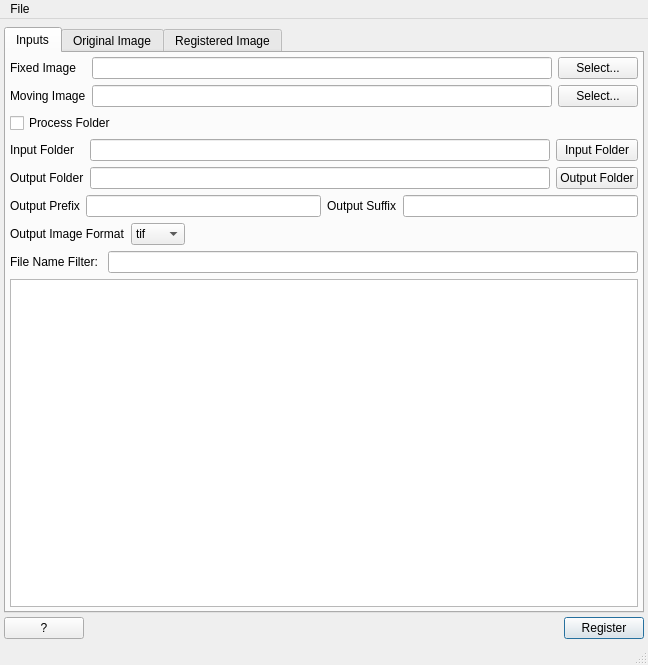
Qt form Source/CrossCorrelation/GUI/UI_Files/QCrossCorrelation.ui (vikramswri/DREAM3D) before a commit.
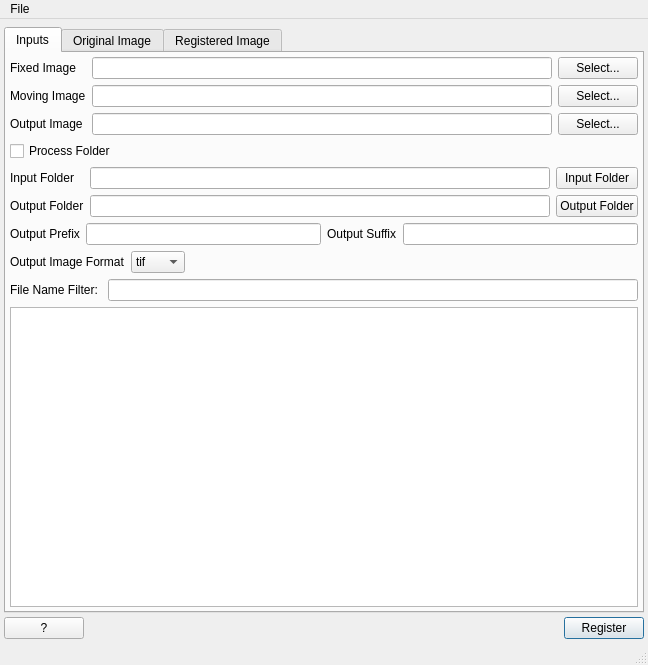
The same form after that commit. The open tabs and pages were chosen to show the change. Icons and pictures are not drawn. Custom widgets are drawn as their Qt base class.

Commit message: Removed some file checks. Added ability to designate an output directory for a single set of image registrations. Started trying to figure out why the images will not appeared scaled correctly in the QGraphicsViews after the registration.

What changed in the file:
```diff
--- a/Source/CrossCorrelation/GUI/UI_Files/QCrossCorrelation.ui
+++ b/Source/CrossCorrelation/GUI/UI_Files/QCrossCorrelation.ui
@@ -83,6 +83,27 @@
             </property>
            </widget>
           </item>
+          <item row="2" column="1">
+           <widget class="QLabel" name="label_7">
+            <property name="text">
+             <string>Output Image</string>
+            </property>
+           </widget>
+          </item>
+          <item row="2" column="2">
+           <widget class="QLineEdit" name="outputImageFile">
+            <property name="text">
+             <string/>
+            </property>
+           </widget>
+          </item>
+          <item row="2" column="3">
+           <widget class="QPushButton" name="outputImageButton">
+            <property name="text">
+             <string>Select...</string>
+            </property>
+           </widget>
+          </item>
          </layout>
         </item>
         <item>
```
Left out of the diff: 25 changed lines with no effect on the pictures. The commit also changes 11 other files.
